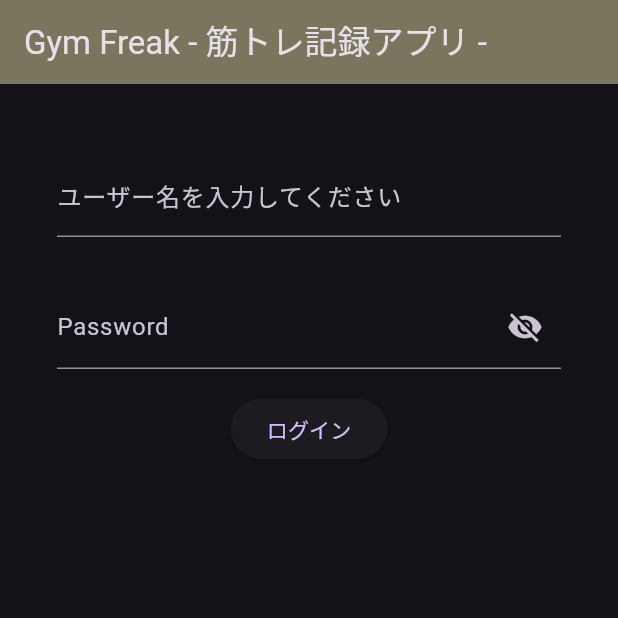
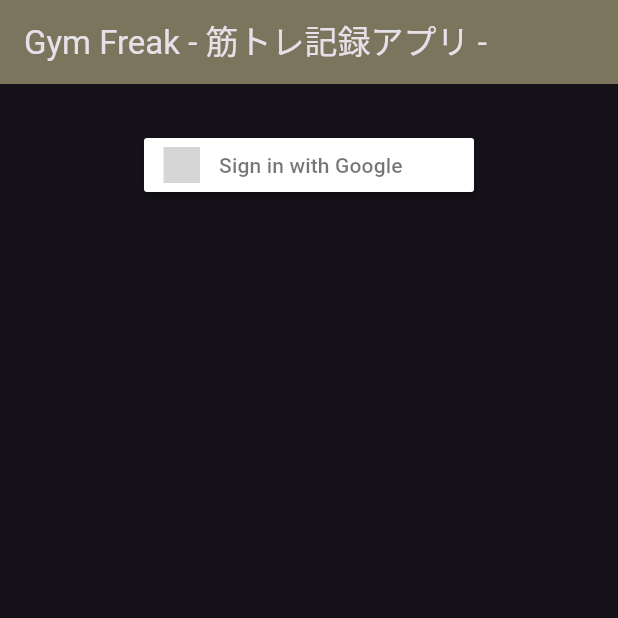
Before and after one commit to kana0830/gym_freak, a Flutter app: the screen it shows after launch, on a phone screen of 412 x 824 dp, the top half of it. Run offline on Flutter 3.47's test engine with Material 3 defaults, Android fonts, the phone set to English and light mode, and no system bars; our stand-ins replace cloud_firestore, firebase_auth, firebase_core, flutter_datetime_picker_plus, flutter_html, flutter_riverpod and 5 more; missing offline and left inert: age_calculator, firebase_ui_auth; accounts and stored records are empty; generated files the repository leaves out were written again; grey boxes are pictures that could not be loaded.

Commit message:
ログイン認証画面の追加

```diff
--- a/lib/main.dart
+++ b/lib/main.dart
@@ -3,7 +3,7 @@ import 'package:firebase_core/firebase_core.dart';
 import 'package:flutter/material.dart';
 import 'package:flutter_riverpod/flutter_riverpod.dart';
 import 'package:go_router/go_router.dart';
-import 'package:gym_freak/view_models/login.dart';
+import 'package:gym_freak/views/screens/pages/login.dart';
 import 'package:gym_freak/views/screens/home_screen.dart';
 import 'package:firebase_core/firebase_core.dart';
 import 'package:flutter/material.dart';
--- a/lib/models/user.dart
+++ b/lib/models/user.dart
@@ -34,7 +34,7 @@ class User {
 
 
   void updateTodo(id, value) async{
-    await FirebaseFirestore.instance.collection('user').doc('1').update({
+    await FirebaseFirestore.instance.collection('user').doc(id).update({
       'birthday' : value['birthday'],
       'email' : value['email'],
       'favoriteMenu' : value['favoriteMenu'],
--- a/lib/view_models/login.dart
+++ /dev/null
@@ -1,68 +0,0 @@
-import 'package:flutter/material.dart';
-import 'package:gym_freak/models/aurh_service.dart';
-import 'package:gym_freak/views/screens/home_screen.dart';
-
-class Login extends StatefulWidget {
-  const Login({Key? key}) : super(key: key);
-
-  @override
-  State<Login> createState() => _LoginState();
-}
-
-class _LoginState extends State<Login> {
-  bool _isObscure = true;
-
-  @override
-  Widget build(BuildContext context) {
-    return Scaffold(
-      appBar: AppBar(
-        title: Text('Gym Freak - 筋トレ記録アプリ -'),
-        backgroundColor: Color(0xFF7b755e),
-      ),
-      body: Center(
-        child: Container(
-          padding: const EdgeInsets.all(30.0),
-          child: Column(
-            crossAxisAlignment: CrossAxisAlignment.start,
-            children: <Widget>[
-              Padding(
-                padding: const EdgeInsets.symmetric(horizontal: 8, vertical: 16),
-                child: TextFormField(
-                  decoration: const InputDecoration(
-                    labelText: 'ユーザー名を入力してください',
-                  ),
-                ),
-              ),
-              Padding(
-                padding: const EdgeInsets.symmetric(horizontal: 8, vertical: 16),
-                child: TextFormField(
-                  obscureText: _isObscure,
-                  decoration: InputDecoration(
-                      labelText: 'Password',
-                      suffixIcon: IconButton(
-                          icon: Icon(_isObscure
-                              ? Icons.visibility_off
-                              : Icons.visibility),
-                          onPressed: () {
-                            setState(() {
-                              _isObscure = !_isObscure;
-                            });
-                          })),
-                ),
-              ),
-              Center(
-                child: ElevatedButton(
-                    onPressed: () async{
-                      final service = AuthService();
-                      await service.sighIn(context);
-                    },
-                    child: Text('ログイン')
-                ),
-              ),
-            ],
-          ),
-        ),
-      ),
-    );
-  }
-}
--- a/lib/views/screens/home_screen.dart
+++ b/lib/views/screens/home_screen.dart
@@ -9,7 +9,7 @@ import 'package:intl/intl.dart';
 import '../../common/common_data_util.dart';
 
 class HomeScreen extends StatefulWidget {
-  const HomeScreen({super.key});
+  const HomeScreen(idToken, {super.key});
 
   @override
   State<HomeScreen> createState() => _HomeScreenState();
--- a/lib/views/screens/pages/edit_profile.dart
+++ b/lib/views/screens/pages/edit_profile.dart
@@ -62,7 +62,7 @@ class EditProfile extends ConsumerWidget {
                 ),
                 onPressed: () {
                   final notifier = ref.read(userNotifierProvider.notifier);
-                  notifier.updateState('1', userData);
+                  notifier.updateState(userData);
                 },
                 child: const Text('保存'),
               )
--- /dev/null
+++ b/lib/views/screens/pages/login.dart
@@ -0,0 +1,37 @@
+import 'package:flutter/material.dart';
+import 'package:flutter_html/flutter_html.dart';
+import 'package:flutter_signin_button/button_list.dart';
+import 'package:flutter_signin_button/button_view.dart';
+import 'package:gym_freak/models/aurh_service.dart';
+import 'package:gym_freak/views/screens/home_screen.dart';
+
+class Login extends StatelessWidget {
+  const Login({Key? key}) : super(key: key);
+
+  @override
+  Widget build(BuildContext context) {
+    return Scaffold(
+      appBar: AppBar(
+        title: Text('Gym Freak - 筋トレ記録アプリ -'),
+        backgroundColor: Color(0xFF7b755e),
+      ),
+      body: Center(
+        child: Container(
+          padding: const EdgeInsets.all(30.0),
+          child: Column(
+            crossAxisAlignment: CrossAxisAlignment.start,
+            children: <Widget>[
+              SignInButton(
+                Buttons.Google,
+                onPressed: () async {
+                  final service = AuthService();
+                  await service.sighIn(context);
+                },
+              ),
+            ],
+          ),
+        ),
+      ),
+    );
+  }
+}
--- a/pubspec.yaml
+++ b/pubspec.yaml
@@ -54,6 +54,8 @@ dependencies:
   fluttertoast: ^8.2.4
   age_calculator: ^1.0.0
   flutter_datetime_picker_plus: ^2.1.0
+  flutter_html: ^3.0.0-beta.2
+  flutter_signin_button: ^2.0.0
 
 dev_dependencies:
   flutter_test:
```
Also changed, not shown: lib/models/aurh_service.dart (+15 -17 lines), lib/repositories/user_repository.dart (+4 -5 lines), lib/view_models/user_notifier.dart (+5 -10 lines), pubspec.lock.
